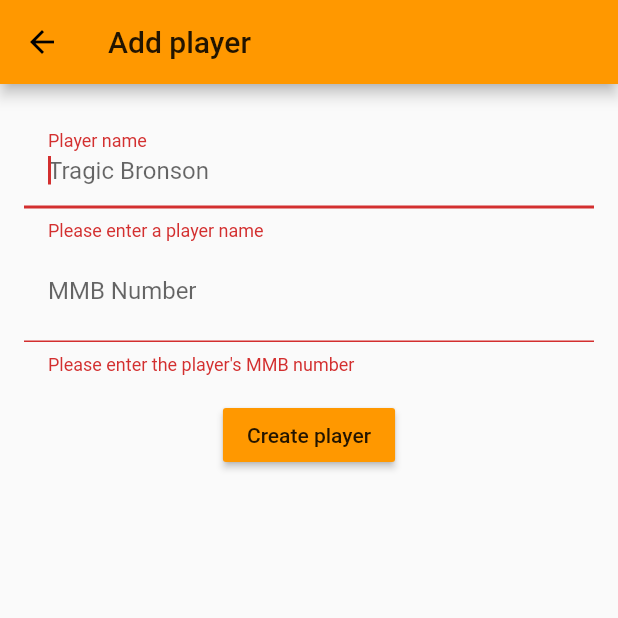
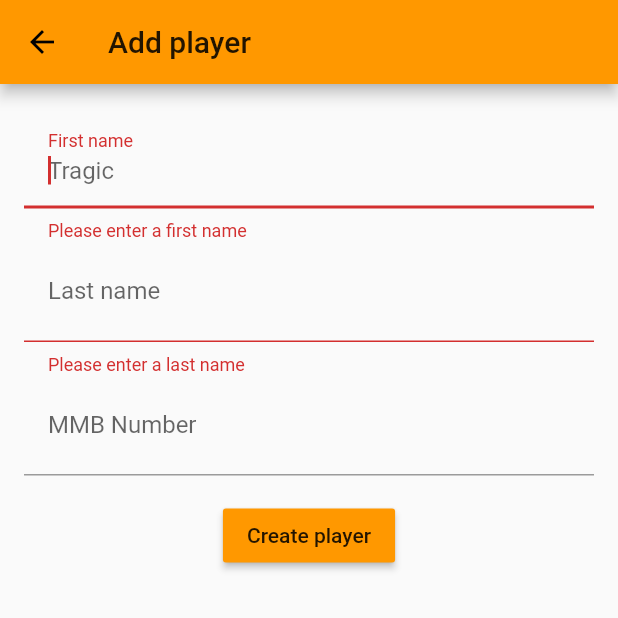
Before and after one commit to tklae/basketball-statistics, a Flutter app: the AddPlayer screen opened by its route, after a tap on "Create player", on a phone screen of 412 x 824 dp, the top half of it. Run offline on Flutter 3.47's test engine with Material 2 defaults, Android fonts, the phone set to English and light mode, and no system bars; our stand-ins replace equatable, material_design_icons_flutter.

Commit message:
Split name into first and last name to be able to format according to game rules

```diff
--- a/lib/models/player.dart
+++ b/lib/models/player.dart
@@ -1,39 +1,29 @@
 import 'package:equatable/equatable.dart';
 
 class Player extends Equatable {
-  final String name, mmbNumber;
+  final String firstName, lastName, mmbNumber;
 
-  Player({this.name, this.mmbNumber});
+  Player({this.firstName, this.lastName, this.mmbNumber});
 
   Player.example()
-      : name = 'Hans Mustermann',
+      : firstName = 'Hans',
+        lastName = 'Mustermann',
         mmbNumber = '001';
 
   Player.clone(Player other)
-      : name = other.name,
+      : firstName = other.firstName,
+        lastName = other.lastName,
         mmbNumber = other.mmbNumber;
 
   bool isExamplePlayer() {
-    return this == Player.example();
+    return Player.example() == this;
   }
 
   @override
-  List<Object> get props => [name, mmbNumber];
+  List<Object> get props => [firstName, lastName, mmbNumber];
 
   @override
   String toString() {
-    return 'Player{name: $name, mmbNumber: $mmbNumber}';
+    return 'Player{firstName: $firstName, lastName: $lastName, mmbNumber: $mmbNumber}';
   }
-
-  @override
-  bool operator ==(Object other) =>
-      identical(this, other) ||
-      super == other &&
-          other is Player &&
-          runtimeType == other.runtimeType &&
-          name == other.name &&
-          mmbNumber == other.mmbNumber;
-
-  @override
-  int get hashCode => super.hashCode ^ name.hashCode ^ mmbNumber.hashCode;
 }
--- a/lib/widgets/add_player.dart
+++ b/lib/widgets/add_player.dart
@@ -10,7 +10,8 @@ class AddPlayer extends StatefulWidget {
 
 class AddPlayerState extends State<AddPlayer> {
   final _formKey = GlobalKey<FormState>();
-  String _playerName;
+  String _playerFirstName;
+  String _playerLastName;
   String _playerMmbNumber;
 
   @override
@@ -35,27 +36,34 @@ class AddPlayerState extends State<AddPlayer> {
                     autofocus: true,
                     decoration: InputDecoration(
                         contentPadding: const EdgeInsets.all(16.0),
-                        labelText: "Player name",
-                        hintText: "Tragic Bronson"),
+                        labelText: "First name",
+                        hintText: "Tragic"),
                     validator: (value) {
                       if (value.isEmpty) {
-                        return 'Please enter a player name';
+                        return 'Please enter a first name';
                       }
                       return null;
                     },
-                    onChanged: (val) => setState(() => _playerName = val),
+                    onChanged: (val) => setState(() => _playerFirstName = val),
+                  ),
+                  TextFormField(
+                    decoration: InputDecoration(
+                        contentPadding: const EdgeInsets.all(16.0),
+                        labelText: "Last name",
+                        hintText: "Bronson"),
+                    validator: (value) {
+                      if (value.isEmpty) {
+                        return 'Please enter a last name';
+                      }
+                      return null;
+                    },
+                    onChanged: (val) => setState(() => _playerLastName = val),
                   ),
                   TextFormField(
                     decoration: InputDecoration(
                         contentPadding: const EdgeInsets.all(16.0),
                         labelText: "MMB Number",
                         hintText: "001"),
-                    validator: (value) {
-                      if (value.isEmpty) {
-                        return "Please enter the player's MMB number";
-                      }
-                      return null;
-                    },
                     onChanged: (val) => setState(() => _playerMmbNumber = val),
                   ),
                   Padding(
@@ -65,7 +73,10 @@ class AddPlayerState extends State<AddPlayer> {
                       onPressed: () {
                         if (_formKey.currentState.validate()) {
                           var teamRoster = Provider.of<Team>(context);
-                          teamRoster.add(Player(name: _playerName, mmbNumber: _playerMmbNumber));
+                          teamRoster.add(Player(
+                              firstName: _playerFirstName,
+                              lastName: _playerLastName,
+                              mmbNumber: _playerMmbNumber));
                           Navigator.pop(context);
                         }
                       },
--- a/lib/widgets/edit_player.dart
+++ b/lib/widgets/edit_player.dart
@@ -21,7 +21,8 @@ class EditPlayerState extends State<EditPlayer> {
 
   Widget _editPlayerForm() {
     final Player _originalPlayer = ModalRoute.of(context).settings.arguments;
-    String _editedPlayerName = _originalPlayer.name;
+    String _editedPlayerFirstName = _originalPlayer.firstName;
+    String _editedPlayerLastName = _originalPlayer.lastName;
     String _editedPlayerMmbNumber = _originalPlayer.mmbNumber;
 
     return Form(
@@ -34,18 +35,34 @@ class EditPlayerState extends State<EditPlayer> {
               child: Column(
                 children: <Widget>[
                   TextFormField(
-                    initialValue: _editedPlayerName,
+                    initialValue: _editedPlayerFirstName,
                     decoration: InputDecoration(
                         contentPadding: const EdgeInsets.all(16.0),
-                        labelText: "Player name",
-                        hintText: "Tragic Bronson"),
+                        labelText: "First name",
+                        hintText: "Tragic"),
                     validator: (value) {
                       if (value.isEmpty) {
-                        return 'Please enter a player name';
+                        return 'Please enter a first name';
                       }
                       return null;
                     },
-                    onSaved: (val) => setState(() => _editedPlayerName = val),
+                    onSaved: (val) =>
+                        setState(() => _editedPlayerFirstName = val),
+                  ),
+                  TextFormField(
+                    initialValue: _editedPlayerLastName,
+                    decoration: InputDecoration(
+                        contentPadding: const EdgeInsets.all(16.0),
+                        labelText: "Last name",
+                        hintText: "Bronson"),
+                    validator: (value) {
+                      if (value.isEmpty) {
+                        return 'Please enter a last name';
+                      }
+                      return null;
+                    },
+                    onSaved: (val) =>
+                        setState(() => _editedPlayerLastName = val),
                   ),
                   TextFormField(
                     initialValue: _editedPlayerMmbNumber,
@@ -53,13 +70,8 @@ class EditPlayerState extends State<EditPlayer> {
                         contentPadding: const EdgeInsets.all(16.0),
                         labelText: "MMB Number",
                         hintText: "001"),
-                    validator: (value) {
-                      if (value.isEmpty) {
-                        return "Please enter the player's MMB number";
-                      }
-                      return null;
-                    },
-                    onSaved: (val) => setState(() => _editedPlayerMmbNumber = val),
+                    onSaved: (val) =>
+                        setState(() => _editedPlayerMmbNumber = val),
                   ),
                   Padding(
                     padding: const EdgeInsets.symmetric(vertical: 16),
@@ -69,7 +81,12 @@ class EditPlayerState extends State<EditPlayer> {
                         if (_formKey.currentState.validate()) {
                           _formKey.currentState.save();
                           Team _teamRoster = Provider.of<Team>(context);
-                          _teamRoster.replace(_originalPlayer, new Player(name: _editedPlayerName, mmbNumber: _editedPlayerMmbNumber));
+                          _teamRoster.replace(
+                              _originalPlayer,
+                              new Player(
+                                  firstName: _editedPlayerFirstName,
+                                  lastName: _editedPlayerLastName,
+                                  mmbNumber: _editedPlayerMmbNumber));
 //                          Scaffold.of(context)
 //                            ..removeCurrentSnackBar()
 //                            ..showSnackBar(
--- a/lib/widgets/team_roster.dart
+++ b/lib/widgets/team_roster.dart
@@ -43,11 +43,11 @@ class TeamRosterWidget extends StatelessWidget {
   Widget _buildRow(BuildContext context, Player player) {
     return ListTile(
         title: Text(
-          player.name,
+          "${player.firstName} ${player.lastName}",
           style: _biggerFont,
         ),
         dense: true,
-        subtitle: Text(player.mmbNumber),
+        subtitle: player.mmbNumber != null ? Text(player.mmbNumber) : null,
         leading: Icon(Icons.person),
         trailing: IconButton(
           disabledColor: Colors.green,
@@ -72,20 +72,4 @@ class TeamRosterWidget extends StatelessWidget {
       foregroundColor: Colors.black,
     );
   }
-
-//  _waitForAddedPlayer(BuildContext context) async {
-//    await Navigator.pushNamed(context, ROUTE_ADD_PLAYER);
-//    Scaffold.of(context)
-//      ..removeCurrentSnackBar()
-//      ..showSnackBar(
-//          SnackBar(content: Text("Player added")));
-//  }
-
-//  _waitForEditedPlayer(BuildContext context, Player player) async {
-//    Navigator.pushNamed(context, ROUTE_EDIT_PLAYER, arguments: player);
-//    Scaffold.of(context)
-//      ..removeCurrentSnackBar()
-//      ..showSnackBar(
-//          SnackBar(content: Text("Player edited")));
-//  }
 }
```
Also changed, not shown: lib/widgets/game_list.dart (added), 3 other files.
